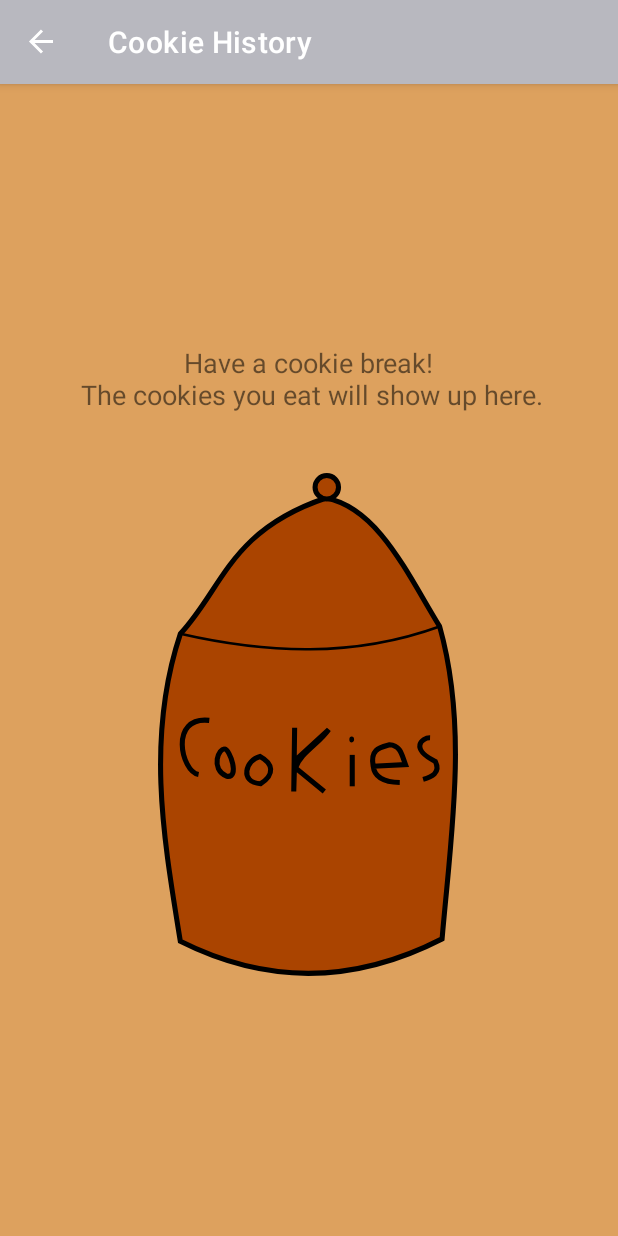
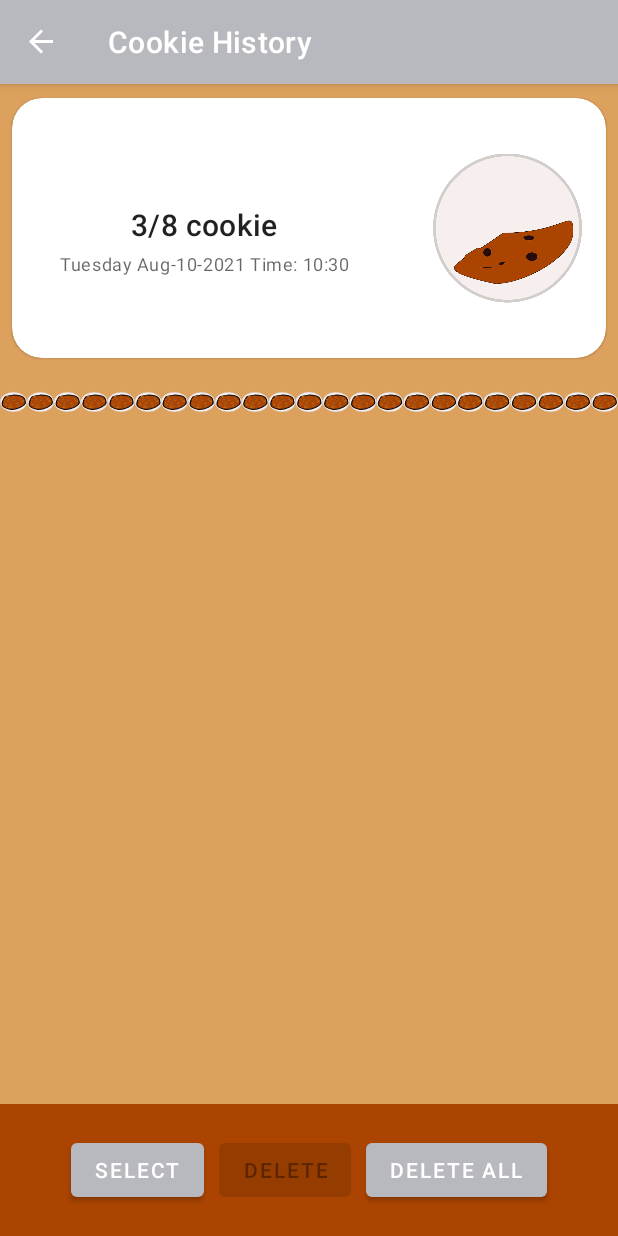
Before and after one commit to mark-van/cookie-break, an Android app: the CookieHistoryFragment screen opened through its navigation route, on a phone screen of 412 x 824 dp. Run offline under Robolectric (Android 15) with nearby library versions, the phone set to English and light mode, and no system bars; our stand-ins replace Room's generated code, data binding, navigation-ui; Roboto replaces fonts that are not available here.

Commit message:
fixed bugs with empty cookie history state

```diff
--- a/app/src/main/java/com/example/cookiebreak/CookieHistoryFragment.kt
+++ b/app/src/main/java/com/example/cookiebreak/CookieHistoryFragment.kt
@@ -145,15 +145,6 @@ class CookieHistoryFragment : Fragment() {
         adapter = ItemAdapter(::itemLongClick, ::onItemClicked, ::setEffects)
         binding.recycleView.adapter = adapter
 
-        //if there are no items
-        if(adapter.itemCount==0){
-            binding.linearLayout.visibility = View.GONE
-            binding.noItemsLayout.visibility = View.VISIBLE
-            return
-        }else{
-            binding.linearLayout.visibility = View.VISIBLE
-            binding.noItemsLayout.visibility = View.GONE
-        }
 //        lifecycle.coroutineScope.launch {
 //            historyViewModel.fullHistory().collect {
 //                adapter.submitList(it)
@@ -165,8 +156,18 @@ class CookieHistoryFragment : Fragment() {
         historyViewModel.allItems.observe(this.viewLifecycleOwner) { items ->
             items.let {
                 adapter.submitList(it)
+                //Log.d(TAG, "allItems.observe ${it.isEmpty()}")
+                //if there are no items
+                if(it.isEmpty()){
+                    binding.linearLayout.visibility = View.GONE
+                    binding.noItemsLayout.visibility = View.VISIBLE
+                }else{
+                    binding.linearLayout.visibility = View.VISIBLE
+                    binding.noItemsLayout.visibility = View.GONE
+                }
             }
         }
+
         //only used to improve performance
         //recyclerView.setHasFixedSize(true)
 
--- a/app/src/main/res/layout-land/fragment_cookie_history.xml
+++ b/app/src/main/res/layout-land/fragment_cookie_history.xml
@@ -33,19 +33,22 @@
             android:layout_centerHorizontal="true"
             android:layout_centerVertical="true"
             android:orientation="vertical"
-            tools:visibility="gone"
+            android:gravity="center"
+            tools:visibility="visible"
             android:layout_above="@id/linearLayout">
 
             <TextView
                 android:layout_width="wrap_content"
                 android:layout_height="wrap_content"
+                android:layout_marginBottom="20dp"
                 android:enabled="true"
                 android:text="@string/no_cookies_text"
-                android:layout_marginBottom="40dp"/>
+                android:textAlignment="center"
+                android:textSize="18sp" />
 
             <ImageView
                 android:id="@+id/cookie_image_view"
-                android:layout_width="match_parent"
+                android:layout_width="wrap_content"
                 android:layout_height="wrap_content"
                 android:adjustViewBounds="true"
                 android:contentDescription="@string/cookie_jar"
```
